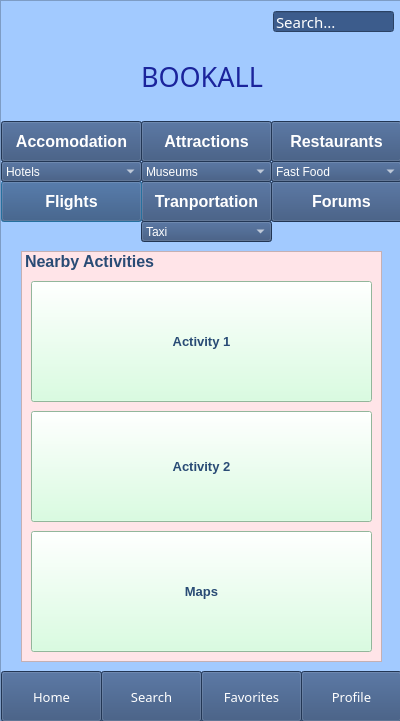
Qt form HomeScreen.ui (Xristos9/SoftEng) before a commit.
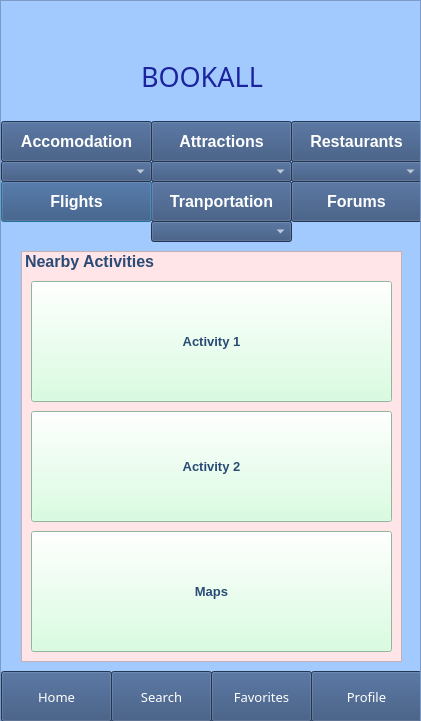
The same form after that commit.

```diff
--- a/HomeScreen.ui
+++ b/HomeScreen.ui
@@ -6,7 +6,7 @@
    <rect>
     <x>0</x>
     <y>0</y>
-    <width>400</width>
+    <width>421</width>
     <height>721</height>
    </rect>
   </property>
@@ -18,7 +18,7 @@
     <rect>
      <x>0</x>
      <y>0</y>
-     <width>401</width>
+     <width>421</width>
      <height>731</height>
     </rect>
    </property>
@@ -45,39 +45,16 @@
      <rect>
       <x>0</x>
       <y>0</y>
-      <width>399</width>
+      <width>419</width>
       <height>729</height>
      </rect>
     </property>
-    <widget class="QLineEdit" name="Search">
-     <property name="geometry">
-      <rect>
-       <x>272</x>
-       <y>10</y>
-       <width>121</width>
-       <height>21</height>
-      </rect>
-     </property>
-     <property name="font">
-      <font>
-       <family>MS Reference Sans Serif</family>
-       <pointsize>11</pointsize>
-      </font>
-     </property>
-     <property name="styleSheet">
-      <string notr="true">background-color: rgb(60, 92, 140);
-color: rgb(255, 255, 255);</string>
-     </property>
-     <property name="text">
-      <string>Search...</string>
-     </property>
-    </widget>
     <widget class="QPushButton" name="FlightsButton">
      <property name="geometry">
       <rect>
        <x>0</x>
        <y>180</y>
-       <width>141</width>
+       <width>151</width>
        <height>41</height>
       </rect>
      </property>
@@ -100,7 +77,7 @@
     <widget class="QPushButton" name="RestaurantsButton">
      <property name="geometry">
       <rect>
-       <x>270</x>
+       <x>290</x>
        <y>120</y>
        <width>131</width>
        <height>41</height>
@@ -125,9 +102,9 @@
     <widget class="QPushButton" name="TransportButton">
      <property name="geometry">
       <rect>
-       <x>140</x>
+       <x>150</x>
        <y>180</y>
-       <width>131</width>
+       <width>141</width>
        <height>41</height>
       </rect>
      </property>
@@ -150,9 +127,9 @@
     <widget class="QPushButton" name="AttractionsButton">
      <property name="geometry">
       <rect>
-       <x>140</x>
+       <x>150</x>
        <y>120</y>
-       <width>131</width>
+       <width>141</width>
        <height>41</height>
       </rect>
      </property>
@@ -175,9 +152,9 @@
     <widget class="QPushButton" name="ForumsButton">
      <property name="geometry">
       <rect>
-       <x>270</x>
+       <x>290</x>
        <y>180</y>
-       <width>141</width>
+       <width>131</width>
        <height>41</height>
       </rect>
      </property>
@@ -202,7 +179,7 @@
       <rect>
        <x>0</x>
        <y>670</y>
-       <width>101</width>
+       <width>111</width>
        <height>51</height>
       </rect>
      </property>
@@ -232,7 +209,7 @@
     <widget class="QPushButton" name="SearchButton">
      <property name="geometry">
       <rect>
-       <x>100</x>
+       <x>110</x>
        <y>670</y>
        <width>101</width>
        <height>51</height>
@@ -264,9 +241,9 @@
     <widget class="QPushButton" name="ProfileButton">
      <property name="geometry">
       <rect>
-       <x>300</x>
+       <x>310</x>
        <y>670</y>
-       <width>101</width>
+       <width>111</width>
        <height>51</height>
       </rect>
      </property>
@@ -296,7 +273,7 @@
     <widget class="QPushButton" name="FavoritesButton">
      <property name="geometry">
       <rect>
-       <x>200</x>
+       <x>210</x>
        <y>670</y>
        <width>101</width>
        <height>51</height>
@@ -357,7 +334,7 @@
       <rect>
        <x>20</x>
        <y>250</y>
-       <width>361</width>
+       <width>381</width>
        <height>411</height>
       </rect>
      </property>
@@ -389,7 +366,7 @@
       <rect>
        <x>0</x>
        <y>120</y>
-       <width>141</width>
+       <width>151</width>
        <height>41</height>
       </rect>
      </property>
@@ -414,7 +391,7 @@
       <rect>
        <x>30</x>
        <y>280</y>
-       <width>341</width>
+       <width>361</width>
        <height>121</height>
       </rect>
      </property>
@@ -441,7 +418,7 @@
       <rect>
        <x>30</x>
        <y>410</y>
-       <width>341</width>
+       <width>361</width>
        <height>111</height>
       </rect>
      </property>
@@ -468,7 +445,7 @@
       <rect>
        <x>30</x>
        <y>530</y>
-       <width>341</width>
+       <width>361</width>
        <height>121</height>
       </rect>
      </property>
@@ -495,7 +472,7 @@
       <rect>
        <x>0</x>
        <y>160</y>
-       <width>141</width>
+       <width>151</width>
        <height>21</height>
       </rect>
      </property>
@@ -504,6 +481,11 @@
 background-color: rgb(48, 76, 118);
 color: rgb(255, 255, 255);</string>
      </property>
+     <item>
+      <property name="text">
+       <string/>
+      </property>
+     </item>
      <item>
       <property name="text">
        <string>Hotels</string>
@@ -528,9 +510,9 @@
     <widget class="QComboBox" name="comboBoxAttractions">
      <property name="geometry">
       <rect>
-       <x>140</x>
+       <x>150</x>
        <y>160</y>
-       <width>131</width>
+       <width>141</width>
        <height>21</height>
       </rect>
      </property>
@@ -539,6 +521,11 @@
 background-color: rgb(48, 76, 118);
 color: rgb(255, 255, 255);</string>
      </property>
+     <item>
+      <property name="text">
+       <string/>
+      </property>
+     </item>
      <item>
       <property name="text">
        <string>Museums</string>
@@ -553,17 +540,36 @@
     <widget class="QComboBox" name="comboBoxRestaurants">
      <property name="geometry">
       <rect>
-       <x>270</x>
+       <x>290</x>
        <y>160</y>
        <width>131</width>
        <height>21</height>
       </rect>
      </property>
+     <property name="font">
+      <font>
+       <family>MS Shell Dlg 2</family>
+       <pointsize>10</pointsize>
+       <weight>50</weight>
+       <italic>false</italic>
+       <bold>false</bold>
+      </font>
+     </property>
      <property name="styleSheet">
       <string notr="true">background-color: rgb(0, 170, 255);
 background-color: rgb(48, 76, 118);
 color: rgb(255, 255, 255);</string>
      </property>
+     <item>
+      <property name="text">
+       <string/>
+      </property>
+     </item>
+     <item>
+      <property name="text">
+       <string>Cafe</string>
+      </property>
+     </item>
      <item>
       <property name="text">
        <string>Fast Food</string>
@@ -578,9 +584,9 @@
     <widget class="QComboBox" name="comboBoxTransport">
      <property name="geometry">
       <rect>
-       <x>140</x>
+       <x>150</x>
        <y>220</y>
-       <width>131</width>
+       <width>141</width>
        <height>21</height>
       </rect>
      </property>
@@ -589,6 +595,11 @@
 background-color: rgb(48, 76, 118);
 color: rgb(255, 255, 255);</string>
      </property>
+     <item>
+      <property name="text">
+       <string/>
+      </property>
+     </item>
      <item>
       <property name="text">
        <string>Taxi</string>
```
Left out of the diff: 5 changed lines with no effect on the pictures.
